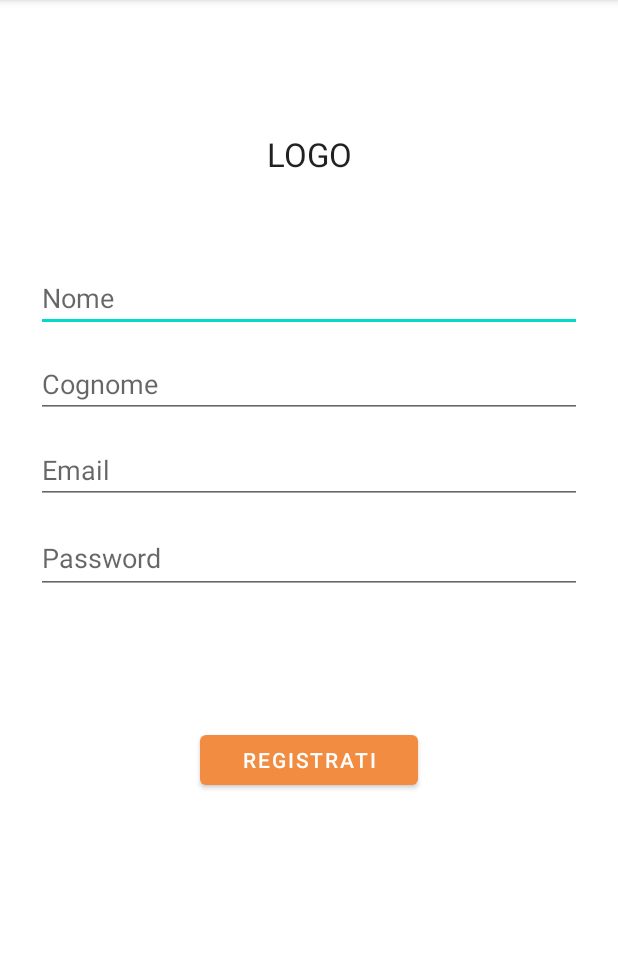
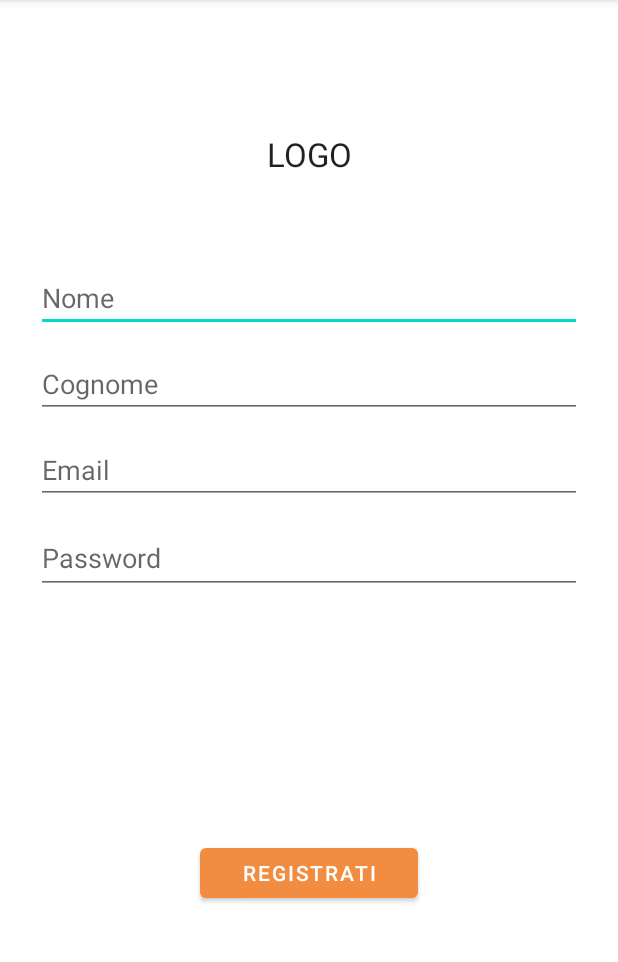
Before and after one commit to vitosilver99/Roomies, an Android app: the RegistrazioneActivity screen opened directly, with no data from a screen before it, on a phone screen of 412 x 824 dp, the part 84-1046 px from its top. Run offline under Robolectric (Android 15) with nearby library versions, the phone set to English and light mode, and no system bars; our stand-ins replace Firebase (no records; nobody signed in at launch, a user with empty details on screens opened directly).

Commit message:
modifica RegistrazioneActivity LoginActivity.java

```diff
--- a/app/build.gradle
+++ b/app/build.gradle
@@ -12,7 +12,7 @@ android {
         targetSdkVersion 29
         versionCode 1
         versionName "1.0"
-
+        multiDexEnabled true
         testInstrumentationRunner "androidx.test.runner.AndroidJUnitRunner"
     }
 
@@ -37,6 +37,7 @@ dependencies {
     implementation 'androidx.lifecycle:lifecycle-livedata-ktx:2.2.0'
     implementation 'androidx.lifecycle:lifecycle-viewmodel-ktx:2.2.0'
     implementation 'com.google.firebase:firebase-auth:19.2.0'
+    implementation 'com.google.firebase:firebase-firestore:22.0.0'
     testImplementation 'junit:junit:4.+'
     androidTestImplementation 'androidx.test.ext:junit:1.1.1'
     androidTestImplementation 'androidx.test.espresso:espresso-core:3.2.0'
--- a/app/src/main/java/com/example/roomies/LoginActivity.java
+++ b/app/src/main/java/com/example/roomies/LoginActivity.java
@@ -25,6 +25,8 @@ public class LoginActivity extends AppCompatActivity {
         final TextView registrazione = findViewById(R.id.Registrazione_login);
 
         activityA = this;
+
+
 
         registrazione.setOnClickListener(new View.OnClickListener() {
             @Override
--- a/app/src/main/java/com/example/roomies/RegistrazioneActivity.java
+++ b/app/src/main/java/com/example/roomies/RegistrazioneActivity.java
@@ -6,18 +6,33 @@ import androidx.appcompat.app.AppCompatActivity;
 import android.content.Intent;
 import android.os.Bundle;
 import android.text.TextUtils;
+import android.util.Log;
 import android.view.View;
 import android.widget.Button;
 import android.widget.EditText;
 import android.widget.ProgressBar;
+import android.widget.TextView;
 import android.widget.Toast;
 
 import com.google.android.gms.tasks.OnCompleteListener;
+import com.google.android.gms.tasks.OnFailureListener;
+import com.google.android.gms.tasks.OnSuccessListener;
 import com.google.android.gms.tasks.Task;
 import com.google.firebase.auth.AuthResult;
 import com.google.firebase.auth.FirebaseAuth;
+import com.google.firebase.firestore.DocumentReference;
+import com.google.firebase.firestore.FirebaseFirestore;
+
+import org.w3c.dom.Document;
+
+import java.util.HashMap;
+import java.util.Map;
 
 public class RegistrazioneActivity extends AppCompatActivity {
+
+    String userID;
+    FirebaseFirestore fStore;
+    FirebaseAuth mAuth;
 
     @Override
     protected void onCreate(Bundle savedInstanceState) {
@@ -31,8 +46,8 @@ public class RegistrazioneActivity extends AppCompatActivity {
         final EditText password = findViewById(R.id.Password_registrazione);
         final ProgressBar load = findViewById(R.id.progressBar_reg);
 
-        FirebaseAuth mAuth;
         mAuth = FirebaseAuth.getInstance();
+        fStore = FirebaseFirestore.getInstance();
 
         registrati.setOnClickListener(new View.OnClickListener() {
             @Override
@@ -43,6 +58,7 @@ public class RegistrazioneActivity extends AppCompatActivity {
                 String nome_reg = nome.getText().toString();
                 String cognome_reg = cognome.getText().toString();
 
+                //controlli(nome_reg,cognome_reg,email_reg,pass_reg,nome,cognome,email,password);
                 if(TextUtils.isEmpty(nome_reg))
                 {
                     nome.setError("Inserisci il nome");
@@ -85,6 +101,23 @@ public class RegistrazioneActivity extends AppCompatActivity {
                         if(task.isSuccessful())
                         {
                             Toast.makeText(RegistrazioneActivity.this,"Utente creato",Toast.LENGTH_LONG).show();
+                            userID= mAuth.getCurrentUser().getUid();
+                            DocumentReference documentReference = fStore.collection("utenti").document(userID);
+                            Map<String,Object> user = new HashMap<>();
+                            user.put("nome",nome_reg);
+                            user.put("cognome",cognome_reg);
+                            documentReference.set(user).addOnSuccessListener(new OnSuccessListener<Void>() {
+                                @Override
+                                public void onSuccess(Void aVoid) {
+                                    Log.d("Op.Successo" ,"l'utente è stato creato con lo UserId: "+ userID);
+                                }
+                            }).addOnFailureListener(new OnFailureListener() {
+                                @Override
+                                public void onFailure(@NonNull Exception e) {
+                                    Log.d("Op.Negata" ,"l'utente non è stato creato: "+e.toString());
+                                }
+                            });
+
                             load.setVisibility(View.INVISIBLE);
                             startActivity(new Intent(getApplicationContext(),MainActivity.class));
                             RegistrazioneActivity.super.finish();
@@ -101,6 +134,12 @@ public class RegistrazioneActivity extends AppCompatActivity {
             }
         });
 
+    }
 
-    }
+ /*   private void controlli(String nome_reg, String cognome_reg, String email_reg, String pass_reg, EditText nome,
+                           EditText cognome, EditText email, EditText password )
+    {
+
+    }*/
+
 }
--- a/app/src/main/res/layout/activity_registrazione.xml
+++ b/app/src/main/res/layout/activity_registrazione.xml
@@ -74,9 +74,9 @@
         android:id="@+id/btn_registrazione"
         android:layout_width="145dp"
         android:layout_height="45dp"
-        android:layout_marginTop="88dp"
         android:text="Registrati"
         app:backgroundTint="#F18C40"
+        app:layout_constraintBottom_toBottomOf="parent"
         app:layout_constraintEnd_toEndOf="parent"
         app:layout_constraintStart_toStartOf="parent"
         app:layout_constraintTop_toBottomOf="@+id/Password_registrazione" />
@@ -88,9 +88,11 @@
         android:layout_marginTop="88dp"
         android:text="LOGO"
         android:textAppearance="@style/TextAppearance.AppCompat.Large"
+        app:layout_constraintBottom_toTopOf="@+id/Nome_registrazione"
         app:layout_constraintEnd_toEndOf="parent"
         app:layout_constraintStart_toStartOf="parent"
-        app:layout_constraintTop_toTopOf="parent" />
+        app:layout_constraintTop_toTopOf="parent"
+        app:layout_constraintVertical_bias="0.0" />
 
     <ProgressBar
         android:id="@+id/progressBar_reg"
--- a/build.gradle
+++ b/build.gradle
@@ -6,7 +6,7 @@ buildscript {
     }
     dependencies {
         classpath "com.android.tools.build:gradle:4.1.1"
-        classpath 'com.google.gms:google-services:4.3.3'
+        classpath 'com.google.gms:google-services:4.3.4'
 
         // NOTE: Do not place your application dependencies here; they belong
         // in the individual module build.gradle files
```
